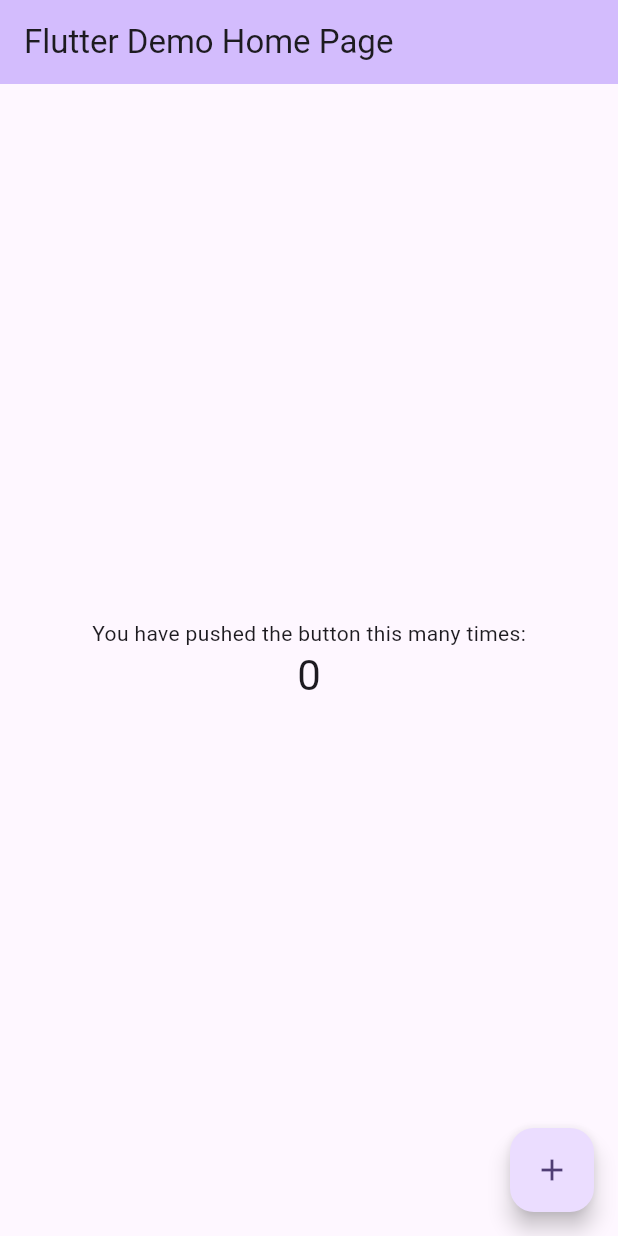
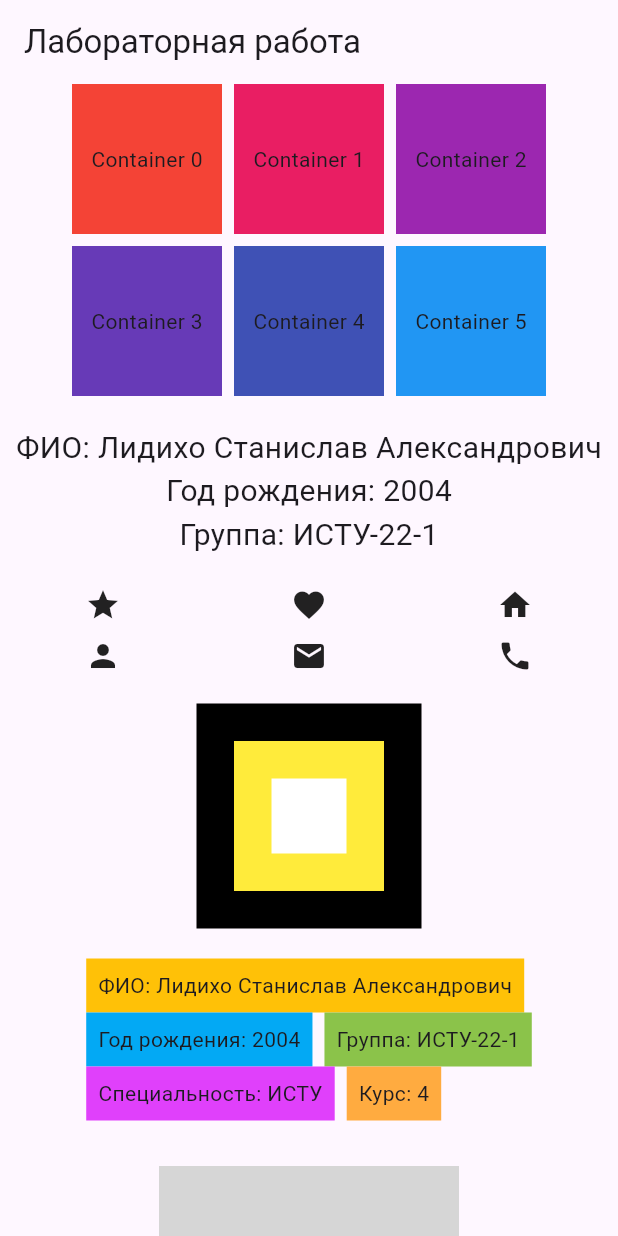
Before and after one commit to pcholabee/first_app, a Flutter app: the screen it shows after launch, on a phone screen of 412 x 824 dp. Run offline on Flutter 3.47's test engine with Material 3 defaults, Android fonts, the phone set to English and light mode, and no system bars; grey boxes are pictures that could not be loaded.

Commit message:
лабораторная 2

```diff
--- a/lib/main.dart
+++ b/lib/main.dart
@@ -1,123 +1,184 @@
 import 'package:flutter/material.dart';
 
 void main() {
-  runApp(const MyApp());
+  runApp(MyApp());
 }
 
 class MyApp extends StatelessWidget {
   const MyApp({super.key});
 
-  // This widget is the root of your application.
   @override
   Widget build(BuildContext context) {
     return MaterialApp(
-      title: 'Flutter Demo',
-      theme: ThemeData(
-        // This is the theme of your application.
-        //
-        // TRY THIS: Try running your application with "flutter run". You'll see
-        // the application has a purple toolbar. Then, without quitting the app,
-        // try changing the seedColor in the colorScheme below to Colors.green
-        // and then invoke "hot reload" (save your changes or press the "hot
-        // reload" button in a Flutter-supported IDE, or press "r" if you used
-        // the command line to start the app).
-        //
-        // Notice that the counter didn't reset back to zero; the application
-        // state is not lost during the reload. To reset the state, use hot
-        // restart instead.
-        //
-        // This works for code too, not just values: Most code changes can be
-        // tested with just a hot reload.
-        colorScheme: .fromSeed(seedColor: Colors.deepPurple),
+      home: Scaffold(
+        appBar: AppBar(
+          title: Text('Лабораторная работа'),
+        ),
+        body: MyHomePage(),
       ),
-      home: const MyHomePage(title: 'Flutter Demo Home Page'),
     );
   }
 }
 
-class MyHomePage extends StatefulWidget {
-  const MyHomePage({super.key, required this.title});
-
-  // This widget is the home page of your application. It is stateful, meaning
-  // that it has a State object (defined below) that contains fields that affect
-  // how it looks.
-
-  // This class is the configuration for the state. It holds the values (in this
-  // case the title) provided by the parent (in this case the App widget) and
-  // used by the build method of the State. Fields in a Widget subclass are
-  // always marked "final".
-
-  final String title;
-
-  @override
-  State<MyHomePage> createState() => _MyHomePageState();
-}
-
-class _MyHomePageState extends State<MyHomePage> {
-  int _counter = 0;
-
-  void _incrementCounter() {
-    setState(() {
-      // This call to setState tells the Flutter framework that something has
-      // changed in this State, which causes it to rerun the build method below
-      // so that the display can reflect the updated values. If we changed
-      // _counter without calling setState(), then the build method would not be
-      // called again, and so nothing would appear to happen.
-      _counter++;
-    });
-  }
+class MyHomePage extends StatelessWidget {
+  const MyHomePage({super.key});
 
   @override
   Widget build(BuildContext context) {
-    // This method is rerun every time setState is called, for instance as done
-    // by the _incrementCounter method above.
-    //
-    // The Flutter framework has been optimized to make rerunning build methods
-    // fast, so that you can just rebuild anything that needs updating rather
-    // than having to individually change instances of widgets.
-    return Scaffold(
-      appBar: AppBar(
-        // TRY THIS: Try changing the color here to a specific color (to
-        // Colors.amber, perhaps?) and trigger a hot reload to see the AppBar
-        // change color while the other colors stay the same.
-        backgroundColor: Theme.of(context).colorScheme.inversePrimary,
-        // Here we take the value from the MyHomePage object that was created by
-        // the App.build method, and use it to set our appbar title.
-        title: Text(widget.title),
-      ),
-      body: Center(
-        // Center is a layout widget. It takes a single child and positions it
-        // in the middle of the parent.
+    return Center(
+      child: SingleChildScrollView(
         child: Column(
-          // Column is also a layout widget. It takes a list of children and
-          // arranges them vertically. By default, it sizes itself to fit its
-          // children horizontally, and tries to be as tall as its parent.
-          //
-          // Column has various properties to control how it sizes itself and
-          // how it positions its children. Here we use mainAxisAlignment to
-          // center the children vertically; the main axis here is the vertical
-          // axis because Columns are vertical (the cross axis would be
-          // horizontal).
-          //
-          // TRY THIS: Invoke "debug painting" (choose the "Toggle Debug Paint"
-          // action in the IDE, or press "p" in the console), to see the
-          // wireframe for each widget.
-          mainAxisAlignment: .center,
-          children: [
-            const Text('You have pushed the button this many times:'),
-            Text(
-              '$_counter',
-              style: Theme.of(context).textTheme.headlineMedium,
+          mainAxisAlignment: MainAxisAlignment.center,
+          children: <Widget>[
+            Wrap(
+              spacing: 8.0,
+              runSpacing: 8.0,
+              children: List.generate(6, (index) {
+                return Container(
+                  width: 100,
+                  height: 100,
+                  color: Colors.primaries[index % Colors.primaries.length],
+                  child: Center(child: Text('Container $index')),
+                );
+              }),
+            ),
+            SizedBox(height: 20),
+
+            Column(
+              children: [
+                Text('ФИО: Лидихо Станислав Александрович', style: TextStyle(fontSize: 20)),
+                Text('Год рождения: 2004', style: TextStyle(fontSize: 20)),
+                Text('Группа: ИСТУ-22-1', style: TextStyle(fontSize: 20)),
+              ],
+            ),
+            SizedBox(height: 20),
+
+            Column(
+              children: [
+                Row(
+                  mainAxisAlignment: MainAxisAlignment.spaceAround,
+                  children: [
+                    Icon(Icons.star),
+                    Icon(Icons.favorite),
+                    Icon(Icons.home),
+                  ],
+                ),
+                SizedBox(height: 10),
+                Row(
+                  mainAxisAlignment: MainAxisAlignment.spaceAround,
+                  children: [
+                    Icon(Icons.person),
+                    Icon(Icons.email),
+                    Icon(Icons.phone),
+                  ],
+                ),
+              ],
+            ),
+            SizedBox(height: 20),
+
+            Stack(
+              alignment: Alignment.center,
+              children: [
+                Container(color: Colors.black, width: 150, height: 150),
+                Container(color: Colors.yellow, width: 100, height: 100),
+                Container(color: Colors.white, width: 50, height: 50),
+              ],
+            ),
+            SizedBox(height: 20),
+
+            Wrap(
+              spacing: 8.0,
+              children: [
+                Container(
+                  padding: EdgeInsets.all(8.0),
+                  color: Colors.amber,
+                  child: Text('ФИО: Лидихо Станислав Александрович'),
+                ),
+                Container(
+                  padding: EdgeInsets.all(8.0),
+                  color: Colors.lightBlue,
+                  child: Text('Год рождения: 2004'),
+                ),
+                Container(
+                  padding: EdgeInsets.all(8.0),
+                  color: Colors.lightGreen,
+                  child: Text('Группа: ИСТУ-22-1'),
+                ),
+                Container(
+                  padding: EdgeInsets.all(8.0),
+                  color: Colors.purpleAccent,
+                  child: Text('Специальность: ИСТУ'),
+                ),
+                Container(
+                  padding: EdgeInsets.all(8.0),
+                  color: Colors.orangeAccent,
+                  child: Text('Курс: 4'),
+                ),
+              ],
+            ),
+            SizedBox(height: 20),
+
+            Column(
+              children: [
+                Container(
+                  margin: EdgeInsets.all(10),
+                  child: Image.asset(
+                    'assets/1.jpg',
+                    width: 200,
+                    height: 150,
+                    fit: BoxFit.cover,
+                  ),
+                ),
+                Container(
+                  margin: EdgeInsets.all(10),
+                  child: Image.asset(
+                    'assets/2.jpg',
+                    width: 200,
+                    height: 150,
+                    fit: BoxFit.cover,
+                  ),
+                ),
+                Container(
+                  margin: EdgeInsets.all(10),
+                  child: Image.asset(
+                    'assets/3.jpg',
+                    width: 200,
+                    height: 150,
+                    fit: BoxFit.cover,
+                  ),
+                ),
+                Container(
+                  margin: EdgeInsets.all(10),
+                  child: Image.asset(
+                    'assets/4.jpg',
+                    width: 200,
+                    height: 150,
+                    fit: BoxFit.cover,
+                  ),
+                ),
+                Container(
+                  margin: EdgeInsets.all(10),
+                  child: Image.asset(
+                    'assets/5.jpg',
+                    width: 200,
+                    height: 150,
+                    fit: BoxFit.cover,
+                  ),
+                ),
+                Container(
+                  margin: EdgeInsets.all(10),
+                  child: Image.asset(
+                    'assets/6.jpg',
+                    width: 200,
+                    height: 150,
+                    fit: BoxFit.cover,
+                  ),
+                ),
+              ],
             ),
           ],
         ),
       ),
-      floatingActionButton: FloatingActionButton(
-        onPressed: _incrementCounter,
-        tooltip: 'Increment',
-        child: const Icon(Icons.add),
-      ),
     );
   }
 }
-11
```
Also changed, not shown: assets/1.jpg (added), assets/3.jpg (added), assets/4.jpg (added), assets/5.jpg (added), assets/6.jpg (added), 1 other file.
